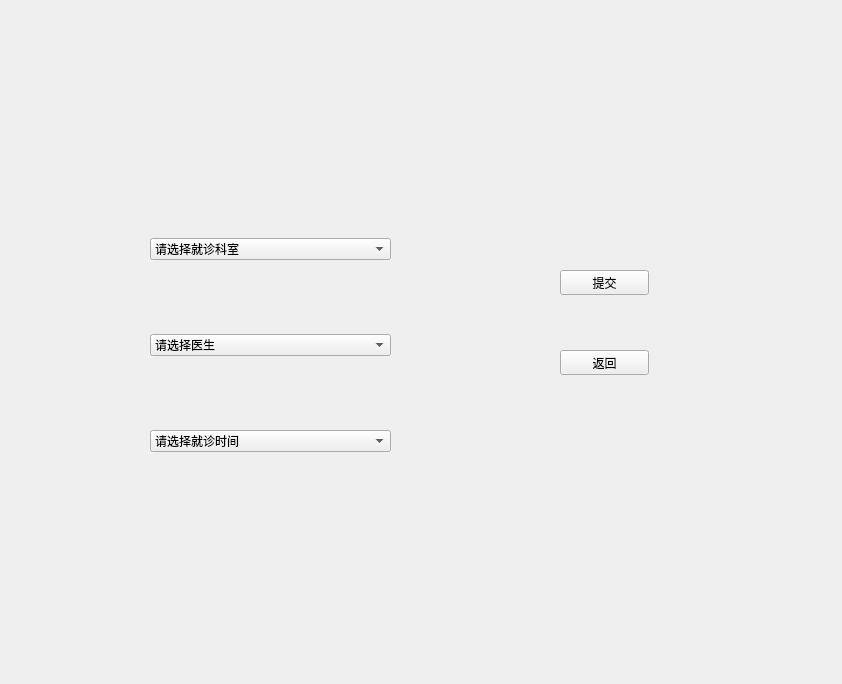
Old version of the form ui/Registration.ui in the repository BottleOfErie/SmartHospital.
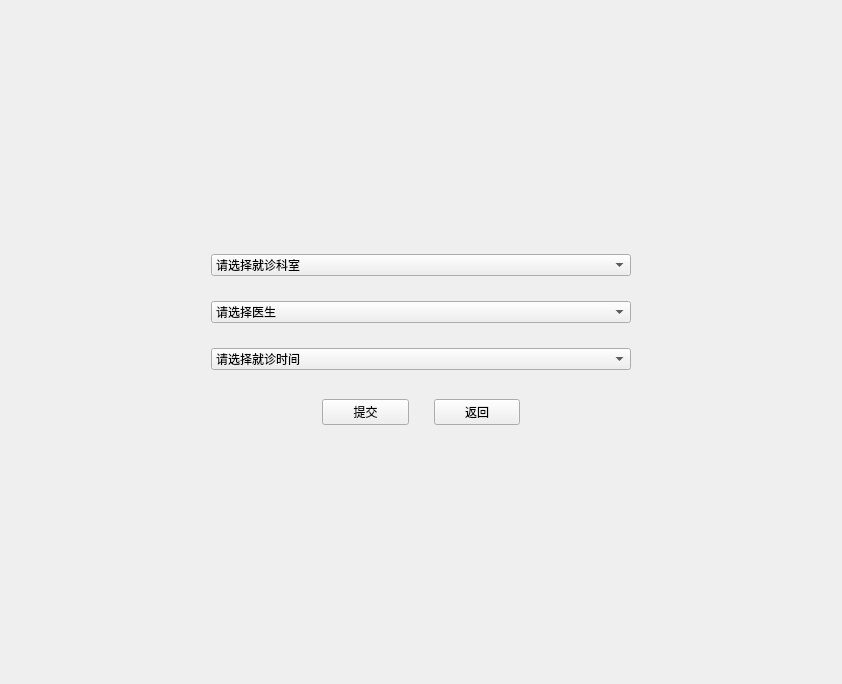
New version of the form. Icons and pictures are not drawn.

What changed in the file:
```diff
--- a/ui/Registration.ui
+++ b/ui/Registration.ui
@@ -13,42 +13,34 @@
   <property name="windowTitle">
    <string>Form</string>
   </property>
-  <widget class="QPushButton" name="pushButton">
-   <property name="geometry">
-    <rect>
-     <x>560</x>
-     <y>270</y>
-     <width>89</width>
-     <height>25</height>
-    </rect>
-   </property>
-   <property name="text">
-    <string>提交</string>
-   </property>
-  </widget>
-  <widget class="QPushButton" name="pushButton_2">
-   <property name="geometry">
-    <rect>
-     <x>560</x>
-     <y>350</y>
-     <width>89</width>
-     <height>25</height>
-    </rect>
-   </property>
+  <property name="styleSheet">
+   <string notr="true">#Registration{border-image: url(:/images/05.jpg);}</string>
+  </property>
+  <layout class="QGridLayout" name="gridLayout">
+   <item row="0" column="0">
+    <layout class="QVBoxLayout" name="verticalLayout" stretch="1,2,2,2,2,1">
+     <property name="spacing">
+      <number>25</number>
+     </property>
+     <property name="leftMargin">
+      <number>200</number>
+     </property>
+     <property name="topMargin">
+      <number>200</number>
+     </property>
+     <property name="rightMargin">
+      <number>200</number>
+     </property>
+     <property name="bottomMargin">
+      <number>200</number>
+     </property>
+     <item>
+      <widget class="QLabel" name="label_3">
    <property name="text">
-    <string>返回</string>
-   </property>
-  </widget>
-  <widget class="QWidget" name="layoutWidget">
-   <property name="geometry">
-    <rect>
-     <x>150</x>
-     <y>170</y>
-     <width>241</width>
-     <height>351</height>
-    </rect>
-   </property>
-   <layout class="QVBoxLayout" name="verticalLayout">
+        <string/>
+       </property>
+      </widget>
+     </item>
     <item>
      <widget class="QComboBox" name="comboBox">
       <item>
@@ -156,8 +148,48 @@
       </item>
      </widget>
     </item>
-   </layout>
-  </widget>
+     <item>
+      <layout class="QHBoxLayout" name="horizontalLayout">
+       <item>
+        <widget class="QLabel" name="label_2">
+         <property name="text">
+          <string/>
+         </property>
+        </widget>
+       </item>
+       <item>
+        <widget class="QPushButton" name="pushButton">
+         <property name="text">
+          <string>提交</string>
+         </property>
+        </widget>
+       </item>
+       <item>
+        <widget class="QPushButton" name="pushButton_2">
+         <property name="text">
+          <string>返回</string>
+         </property>
+        </widget>
+       </item>
+       <item>
+        <widget class="QLabel" name="label">
+         <property name="text">
+          <string/>
+         </property>
+        </widget>
+       </item>
+      </layout>
+     </item>
+     <item>
+      <widget class="QLabel" name="label_4">
+       <property name="text">
+        <string/>
+       </property>
+      </widget>
+     </item>
+    </layout>
+   </item>
+  </layout>
  </widget>
  <resources/>
  <connections/>
```
Left out of the diff: 2 changed lines with no effect on the pictures. Lines whose indentation alone changed are shown as unchanged.
